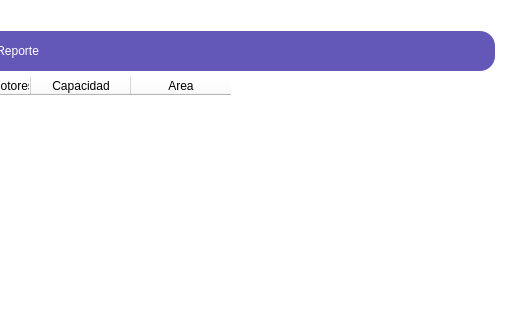
Old version of the form GUI/Resources/UI/ReporteAviones.ui in the repository difer19/Gestor-de-Hangares; both pictures show x 580 to 1086 and y 0 to 320 of the 1086 by 626 pixel window.
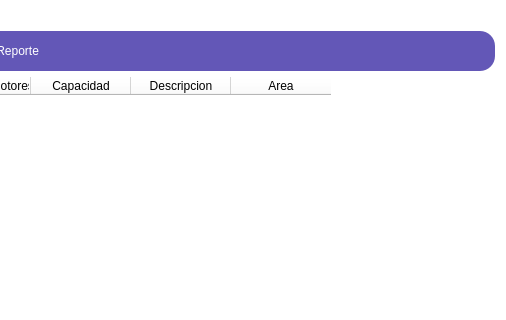
New version of the form.

```diff
--- a/GUI/Resources/UI/ReporteAviones.ui
+++ b/GUI/Resources/UI/ReporteAviones.ui
@@ -143,6 +143,11 @@
        <string>Capacidad</string>
       </property>
      </column>
+     <column>
+      <property name="text">
+       <string>Descripcion</string>
+      </property>
+     </column>
      <column>
       <property name="text">
        <string>Area</string>
```
